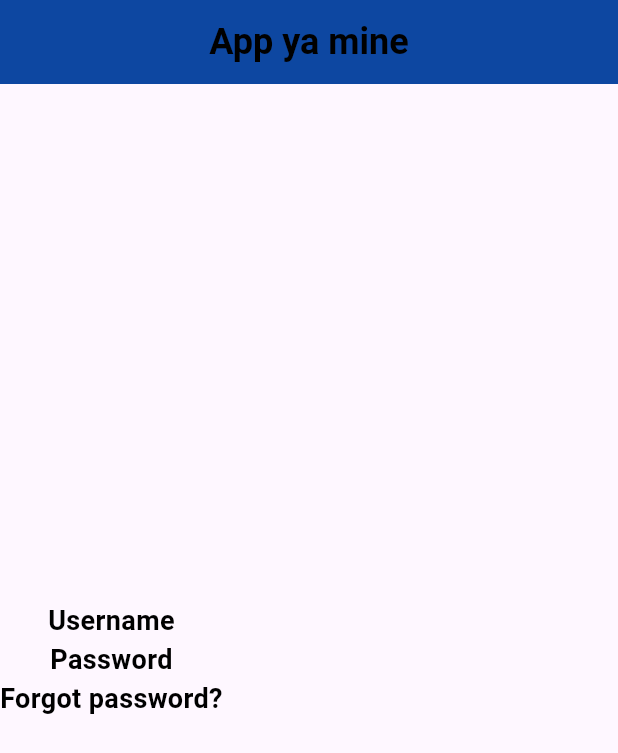
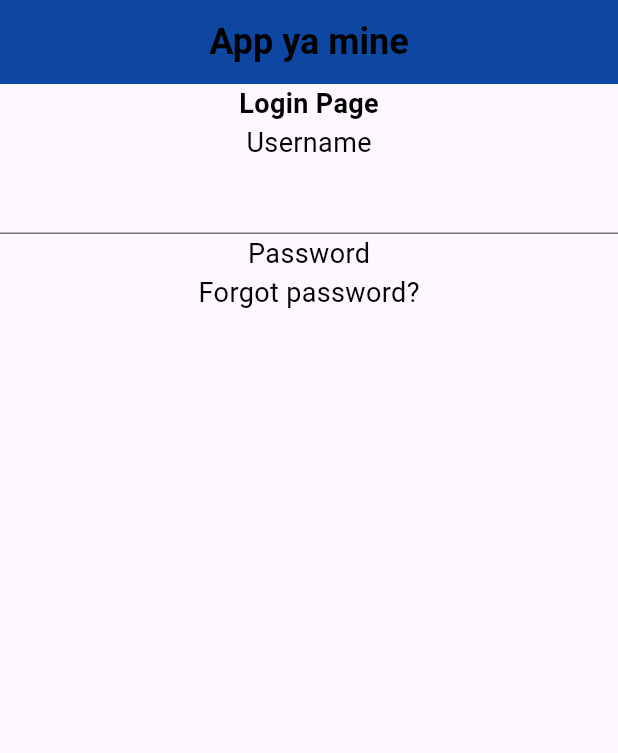
Before and after one commit to eiidoubleyuwes/nimeku-dart-a, a Flutter app: the screen it shows after launch, on a phone screen of 412 x 824 dp. Shown: the top 753 px of the screen. Run offline on Flutter 3.47's test engine with Material 3 defaults, Android fonts, the phone set to English and light mode, and no system bars.

Commit message:
Added custom widget

```diff
--- a/myapp_flutter/lib/main.dart
+++ b/myapp_flutter/lib/main.dart
@@ -2,6 +2,7 @@ import 'dart:collection';
 
 import 'package:flutter/material.dart';
 import 'package:myapp_flutter/configs/constants.dart';
+import 'package:myapp_flutter/views/customcontroller.dart';
 import 'package:myapp_flutter/views/customtexts.dart';
 
 void main() {
@@ -15,6 +16,8 @@ class Home extends StatelessWidget {
   const Home({super.key});
   @override
   Widget build(BuildContext context) {
+  TextEditingController textController = TextEditingController();
+
     return Scaffold(
         appBar: AppBar(
       title: Text('App ya mine'),
@@ -28,25 +31,17 @@ class Home extends StatelessWidget {
       )
     ),
     body: Column(
-      mainAxisAlignment: MainAxisAlignment.center,
-      crossAxisAlignment: CrossAxisAlignment.center,
+      // mainAxisAlignment: MainAxisAlignment.center,
+      // crossAxisAlignment: CrossAxisAlignment.center,
       children: [
         //Created a widget for the text
-        customText("Username", label: 'Username',),
-        customText("Password", label: 'Password',),
-        customText("Forgot password", label: 'Forgot password?')
+        customText("Login page",label: 'Login Page', fontWeight: FontWeight.bold,fontSize: 36.0,),
+        customText("Username", label: 'Username', fontSize: 18.0,),
+        CustomTextWidget("Username", label: 'Username',),
+        customText("Password", label: 'Password', fontSize: 18.0,),
+        customText("Forgot password", label: 'Forgot password?', fontSize: 18.0,),
       ],
     ),
     );
   }
 }
-
-
-  @override
-  Widget build(BuildContext context) {
-    return Text('Username', style: TextStyle(
-      color: textcolorgrey,
-      fontSize: 18.0,
-      fontWeight: FontWeight.bold,
-    ));
-  }
--- /dev/null
+++ b/myapp_flutter/lib/views/customcontroller.dart
@@ -0,0 +1,14 @@
+import 'package:flutter/material.dart';
+
+class CustomTextWidget extends StatelessWidget {
+  const CustomTextWidget(String s, {
+    super.key, required String label,
+  });
+
+  @override
+  Widget build(BuildContext context) {
+    return TextField(
+      controller: TextEditingController(),
+    );
+  }
+}
--- a/myapp_flutter/lib/views/customtexts.dart
+++ b/myapp_flutter/lib/views/customtexts.dart
@@ -2,11 +2,13 @@ import 'package:flutter/material.dart';
 import 'package:myapp_flutter/configs/constants.dart';
 
 class customText extends StatelessWidget {
+  final FontWeight fontWeight;
   final String label;
   customText(
     String s, {
     super.key,
     required this.label,
+    this.fontWeight = FontWeight.normal, required double fontSize,
   });
 
   @override
@@ -15,7 +17,7 @@ class customText extends StatelessWidget {
         style: TextStyle(
           color: textcolorblack,
           fontSize: 18.0,
-          fontWeight: FontWeight.bold,
+          fontWeight: fontWeight,
         ));
   }
 }
```
